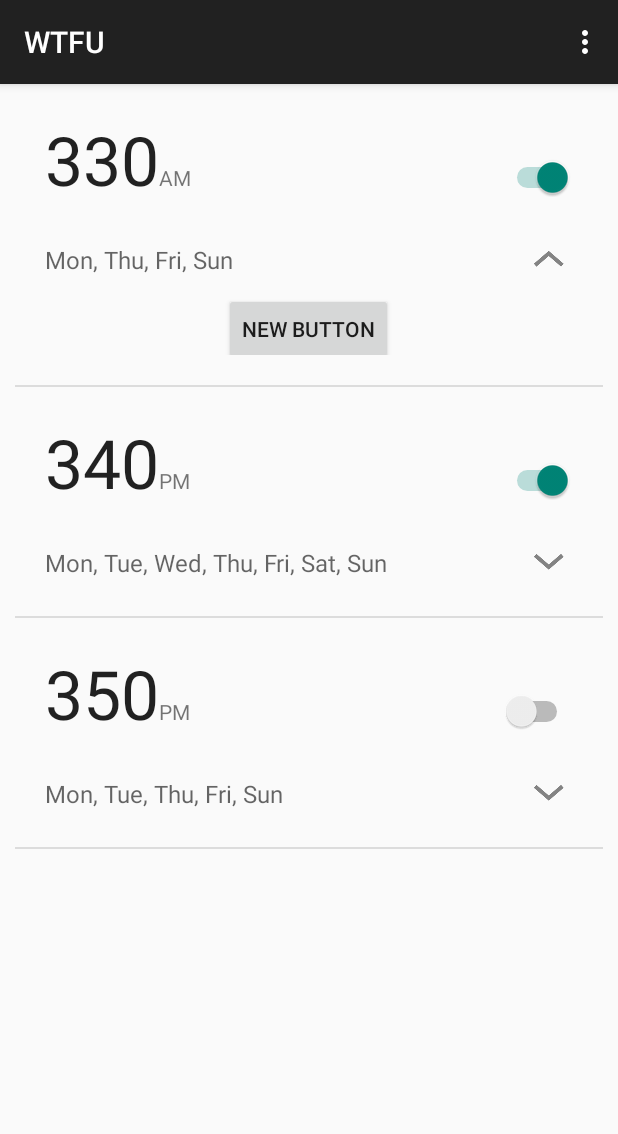
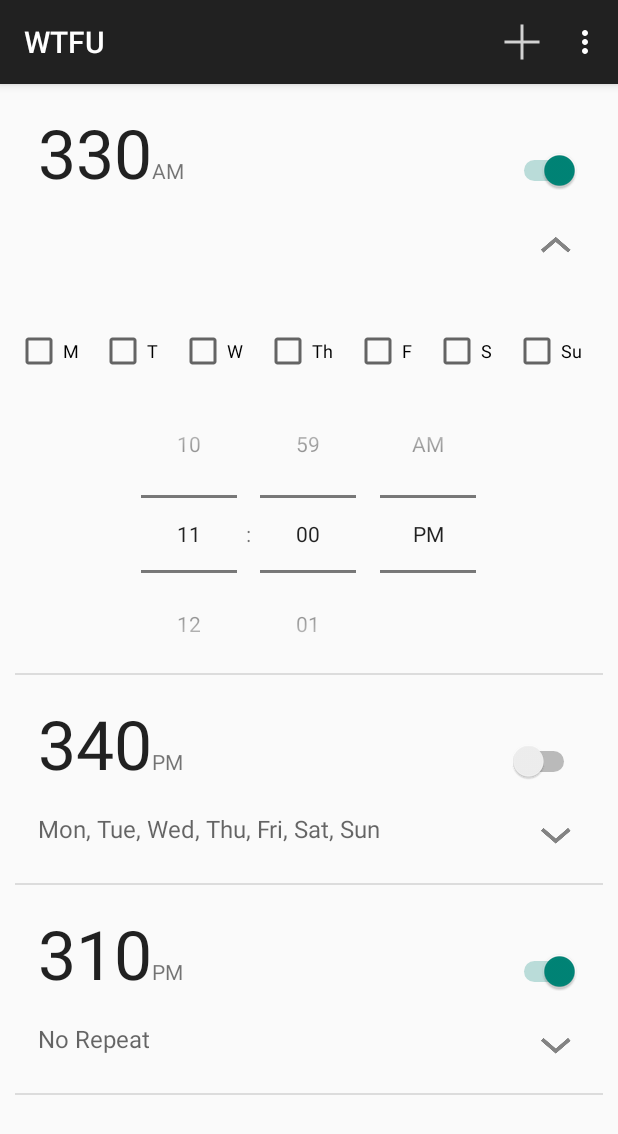
Before and after one commit to nickclaw/wtfu, an Android app: the screen it shows after launch (AlarmListActivity), after a tap on an icon or button, on a phone screen of 412 x 824 dp. Shown: the top 1134 px of the screen. Run offline under Robolectric (Android 15) with nearby library versions, the phone set to English and light mode, and no system bars.

Commit message:
Edit alarm UI near complete. Add Alarm button working

```diff
--- a/app/src/main/java/edu/washington/austindg/wtfu/Alarm.java
+++ b/app/src/main/java/edu/washington/austindg/wtfu/Alarm.java
@@ -16,7 +16,7 @@ public class Alarm implements Serializable {
     private boolean enabled;
 
     public Alarm() {
-        this(69, PM, new boolean[7], false);
+        this(420, PM, new boolean[7], false);
     }
 
     public Alarm(int startTime, String amPm, boolean[] days, boolean enabled) {
--- a/app/src/main/java/edu/washington/austindg/wtfu/AlarmAdapter.java
+++ b/app/src/main/java/edu/washington/austindg/wtfu/AlarmAdapter.java
@@ -35,9 +35,9 @@ public class AlarmAdapter extends ArrayAdapter<Alarm> {
     public View getView(final int position, View convertView, ViewGroup parent) {
         LayoutInflater inflater = (LayoutInflater) activity
                 .getSystemService(Context.LAYOUT_INFLATER_SERVICE);
-        final View rowView = inflater.inflate(R.layout.alarm_item_view, parent, false);
+        View rowView = inflater.inflate(R.layout.alarm_item_view, parent, false);
 
-        final ViewGroup rowGroup = (ViewGroup) rowView;
+        ViewGroup rowGroup = (ViewGroup) rowView;
         final LinearLayout viewContainer = (LinearLayout) rowGroup.findViewById(R.id.container);
 
         LayoutInflater vi = (LayoutInflater) activity.getSystemService(Context.LAYOUT_INFLATER_SERVICE);
@@ -51,7 +51,7 @@ public class AlarmAdapter extends ArrayAdapter<Alarm> {
         TextView amPm = (TextView) rowView.findViewById(R.id.am_pm);
         amPm.setText(alarm.getAmPm());
 
-        TextView daysOfWeek = (TextView) rowView.findViewById(R.id.days_of_week);
+        final TextView daysOfWeek = (TextView) rowView.findViewById(R.id.days_of_week);
         daysOfWeek.setText(createDayOfWeekString(alarm.getDays()));
 
         Switch enabledSwitch = (Switch) rowView.findViewById(R.id.enabled_switch);
@@ -69,27 +69,21 @@ public class AlarmAdapter extends ArrayAdapter<Alarm> {
             @Override
             public void onClick(View v) {
                 Alarm clickedAlarm = alarmList.get(position);
+
                 ImageButton btnClicked = (ImageButton) v;
                 boolean expanded = (boolean) btnClicked.getTag(R.string.edit_view_expanded_key);
-
                 if(!expanded) {
-                    editAlarmView.animate().y(10);
+                    editAlarmView.setVisibility(View.VISIBLE);
+                    editAlarmView.animate().y(20).setDuration(200).start();
                     viewContainer.addView(editAlarmView, 0);
-
-//                    EditAlarmFragment editAlarmFragment = new EditAlarmFragment();
-//                    editAlarmFragment.setAlarm(clickedAlarm);
-//                    activity.getFragmentManager().beginTransaction()
-//                            .add(viewContainer.getId(), editAlarmFragment)
-//                            .addToBackStack(null)
-//                            .commit();
-
+                    daysOfWeek.setVisibility(View.INVISIBLE);
                     btnClicked.setImageResource(R.drawable.ic_action_close);
                     btnClicked.setTag(R.string.edit_view_expanded_key, true);
                 } else { // must be close btn click
-                    editAlarmView.setTranslationY(-10);
+                    editAlarmView.animate().y(-20).setDuration(200).start();
                     viewContainer.removeView(editAlarmView);
-
-//                    activity.getFragmentManager().popBackStack();
+                    editAlarmView.setVisibility(View.INVISIBLE);
+                    daysOfWeek.setVisibility(View.VISIBLE);
                     btnClicked.setTag(R.string.edit_view_expanded_key, false);
                     btnClicked.setImageResource(R.drawable.ic_action_expand);
                 }
@@ -109,7 +103,11 @@ public class AlarmAdapter extends ArrayAdapter<Alarm> {
                 }
             }
         }
-        return dayOfWeekString.substring(0, dayOfWeekString.length() - 2);
+        if(!dayOfWeekString.isEmpty()) {
+            return dayOfWeekString.substring(0, dayOfWeekString.length() - 2);
+        } else {
+            return "No Repeat";
+        }
     }
 
 }
--- a/app/src/main/java/edu/washington/austindg/wtfu/AlarmListActivity.java
+++ b/app/src/main/java/edu/washington/austindg/wtfu/AlarmListActivity.java
@@ -2,11 +2,8 @@ package edu.washington.austindg.wtfu;
 
 import android.os.Bundle;
 import android.support.v7.app.ActionBarActivity;
-import android.util.Log;
 import android.view.Menu;
 import android.view.MenuItem;
-import android.view.View;
-import android.widget.AdapterView;
 import android.widget.ListView;
 
 import java.util.ArrayList;
@@ -15,6 +12,8 @@ import java.util.List;
 public class AlarmListActivity extends ActionBarActivity {
 
     public static final String TAG = "AlarmListActivity";
+    private AlarmAdapter alarmAdapter;
+    private List<Alarm> alarms;
 
     @Override
     protected void onCreate(Bundle savedInstanceState) {
@@ -26,29 +25,14 @@ public class AlarmListActivity extends ActionBarActivity {
     public void onResume() {
         super.onResume();
 
-        final List<Alarm> alarms = new ArrayList<Alarm>() {{
+        alarms = new ArrayList<Alarm>() {{
             add(new Alarm(330, Alarm.AM, new boolean[] {true, false, false, true, true, false, true}, true));
-            add(new Alarm(340, Alarm.PM, new boolean[] {true, true, true, true, true, true, true}, true));
-            add(new Alarm(350, Alarm.PM, new boolean[] {true, true, false, true, true, false, true}, false));
+            add(new Alarm(340, Alarm.PM, new boolean[] {true, true, true, true, true, true, true}, false));
+            add(new Alarm(310, Alarm.PM, new boolean[] {false, false, false, false, false, false, false}, true));
         }};
 
-        final AlarmAdapter alarmAdapter = new AlarmAdapter(this, alarms);
-
+        alarmAdapter = new AlarmAdapter(this, alarms);
         ListView alarmList = (ListView) findViewById(R.id.alarmList);
-        alarmList.setOnItemClickListener(new AdapterView.OnItemClickListener() {
-            @Override
-            public void onItemClick(AdapterView<?> parent, View view, int position, long id) {
-                Log.i(TAG, "Alarm Item Clicked");
-                Alarm clickedAlarm = alarmAdapter.getItem(position);
-                EditAlarmFragment editAlarmFragment = new EditAlarmFragment();
-                editAlarmFragment.setAlarm(clickedAlarm);
-                getFragmentManager().beginTransaction()
-                        .add(R.id.container, editAlarmFragment)
-                        .addToBackStack(null)
-                        .commit();
-            }
-        });
-
         alarmList.setAdapter(alarmAdapter);
     }
 
@@ -66,14 +50,15 @@ public class AlarmListActivity extends ActionBarActivity {
 
     @Override
     public boolean onOptionsItemSelected(MenuItem item) {
-        // Handle action bar item clicks here. The action bar will
-        // automatically handle clicks on the Home/Up button, so long
-        // as you specify a parent activity in AndroidManifest.xml.
         int id = item.getItemId();
 
-        //noinspection SimplifiableIfStatement
         if (id == R.id.action_settings) {
+            // Start evil Preferences Activity
             return true;
+        } else if(id == R.id.action_search) {
+            alarms.add(new Alarm());
+            // data change, refresh the view please
+            alarmAdapter.notifyDataSetChanged();
         }
 
         return super.onOptionsItemSelected(item);
--- a/app/src/main/res/layout/alarm_item_view.xml
+++ b/app/src/main/res/layout/alarm_item_view.xml
@@ -1,24 +1,16 @@
 <?xml version="1.0" encoding="utf-8"?>
-<RelativeLayout xmlns:android="http://schemas.android.com/apk/res/android"
-    android:orientation="vertical" android:layout_width="match_parent"
-    android:layout_height="match_parent">
-
-    <LinearLayout
+<LinearLayout xmlns:android="http://schemas.android.com/apk/res/android"
     android:orientation="vertical"
     android:layout_width="fill_parent"
     android:layout_height="wrap_content"
     android:divider="#ff333333"
-        android:padding="20dp"
     android:id="@+id/linearLayout">
 
     <LinearLayout
         android:orientation="horizontal"
         android:layout_width="fill_parent"
         android:layout_height="wrap_content"
-            android:paddingTop="0dp"
-            android:paddingLeft="0dp"
-            android:paddingRight="0dp"
-            android:paddingBottom="20dp">
+        android:padding="@dimen/activity_horizontal_margin">
 
         <TextView
             android:layout_width="wrap_content"
@@ -48,9 +40,9 @@
         android:orientation="horizontal"
         android:layout_width="fill_parent"
         android:layout_height="wrap_content"
-            android:paddingBottom="0dp"
-            android:paddingLeft="0dp"
-            android:paddingRight="0dp">
+        android:paddingLeft="@dimen/activity_horizontal_margin"
+        android:paddingRight="@dimen/activity_horizontal_margin"
+        android:paddingBottom="@dimen/activity_vertical_margin">
 
         <TextView
             android:layout_width="wrap_content"
@@ -59,8 +51,7 @@
             android:text="Day of week string"
             android:id="@+id/days_of_week"
             android:textSize="16dp"
-                android:textIsSelectable="true"
-                android:paddingTop="5dp" />
+            android:textIsSelectable="true" />
 
         <View android:layout_width="0dp"
             android:layout_height="match_parent"
@@ -83,5 +74,3 @@
 
     </LinearLayout>
 </LinearLayout>
-
-</RelativeLayout>
--- a/app/src/main/res/layout/edit_alarm_layout.xml
+++ b/app/src/main/res/layout/edit_alarm_layout.xml
@@ -3,10 +3,81 @@
     android:orientation="vertical" android:layout_width="match_parent"
     android:layout_height="match_parent">
 
-    <Button
-        android:layout_width="wrap_content"
+    <LinearLayout
+        android:orientation="horizontal"
+        android:layout_width="fill_parent"
         android:layout_height="wrap_content"
-        android:text="New Button"
-        android:id="@+id/button"
-        android:layout_gravity="center_horizontal" />
+        android:weightSum="1"
+        android:layout_marginTop="10dp">
+
+        <CheckBox
+            android:layout_width="wrap_content"
+            android:layout_height="wrap_content"
+            android:text="M"
+            android:id="@+id/checkBox"
+            android:checked="false"
+            android:textSize="12dp"
+            android:layout_weight="0.143" />
+
+        <CheckBox
+            android:layout_width="wrap_content"
+            android:layout_height="wrap_content"
+            android:text="T"
+            android:id="@+id/checkBox2"
+            android:checked="false"
+            android:textSize="12dp"
+            android:layout_weight="0.143" />
+
+        <CheckBox
+            android:layout_width="wrap_content"
+            android:layout_height="wrap_content"
+            android:text="W"
+            android:id="@+id/checkBox3"
+            android:checked="false"
+            android:textSize="12dp"
+            android:layout_weight="0.143" />
+
+        <CheckBox
+            android:layout_width="wrap_content"
+            android:layout_height="wrap_content"
+            android:text="Th"
+            android:id="@+id/checkBox4"
+            android:checked="false"
+            android:textSize="12dp"
+            android:layout_weight="0.143" />
+
+        <CheckBox
+            android:layout_width="wrap_content"
+            android:layout_height="wrap_content"
+            android:text="F"
+            android:id="@+id/checkBox5"
+            android:checked="false"
+            android:textSize="12dp"
+            android:layout_weight="0.143" />
+
+        <CheckBox
+            android:layout_width="wrap_content"
+            android:layout_height="wrap_content"
+            android:text="S"
+            android:id="@+id/checkBox6"
+            android:checked="false"
+            android:textSize="12dp"
+            android:layout_weight="0.143" />
+
+        <CheckBox
+            android:layout_width="wrap_content"
+            android:layout_height="wrap_content"
+            android:text="Su"
+            android:id="@+id/checkBox7"
+            android:checked="false"
+            android:textSize="12dp"
+            android:layout_weight="0.143" />
+    </LinearLayout>
+
+    <TimePicker
+        android:layout_width="match_parent"
+        android:layout_height="wrap_content"
+        android:id="@+id/timePicker"
+        android:timePickerMode="spinner" />
+
 </LinearLayout>
--- a/app/src/main/res/menu/menu_alarm_list.xml
+++ b/app/src/main/res/menu/menu_alarm_list.xml
@@ -1,6 +1,19 @@
 <menu xmlns:android="http://schemas.android.com/apk/res/android"
     xmlns:app="http://schemas.android.com/apk/res-auto"
     xmlns:tools="http://schemas.android.com/tools" tools:context=".AlarmListActivity">
+
+
     <item android:id="@+id/action_settings" android:title="@string/action_settings"
         android:orderInCategory="100" app:showAsAction="never" />
+
+    <item android:id="@+id/action_search"
+        android:icon="@drawable/ic_action_add_alarm"
+        android:title="@string/action_search_add_alarm"
+        app:showAsAction="always"/>
+
+    <!--<item android:id="@+id/action_search"-->
+        <!--android:icon="@drawable/ic_action_add_alarm"-->
+        <!--android:title="@string/action_search_add_alarm"-->
+        <!--android:showAsAction="always" />-->
+
 </menu>
--- a/app/src/main/res/values/dimens.xml
+++ b/app/src/main/res/values/dimens.xml
@@ -1,5 +1,5 @@
 <resources>
     <!-- Default screen margins, per the Android Design guidelines. -->
-    <dimen name="activity_horizontal_margin">16dp</dimen>
-    <dimen name="activity_vertical_margin">16dp</dimen>
+    <dimen name="activity_horizontal_margin">15dp</dimen>
+    <dimen name="activity_vertical_margin">15dp</dimen>
 </resources>
--- a/app/src/main/res/values/strings.xml
+++ b/app/src/main/res/values/strings.xml
@@ -1,6 +1,10 @@
 <resources>
     <string name="app_name">WTFU</string>
 
+    <!-- Tag Keys -->
     <string name="edit_view_expanded_key">edit_view_expanded</string>
-    <string name="action_settings">Settings</string>
+
+    <!-- Action Bar Settings -->
+    <string name="action_settings">Preferences</string>
+    <string name="action_search_add_alarm">Not sure</string>
 </resources>
```
Also changed, not shown: app/src/main/res/drawable-hdpi/ic_action_add_alarm.png (added), app/src/main/res/drawable-mdpi/ic_action_add_alarm.png (added), app/src/main/res/drawable-xhdpi/ic_action_add_alarm.png (added), app/src/main/res/drawable-xxhdpi/ic_action_add_alarm.png (added). Lines whose indentation alone changed are shown as unchanged.
